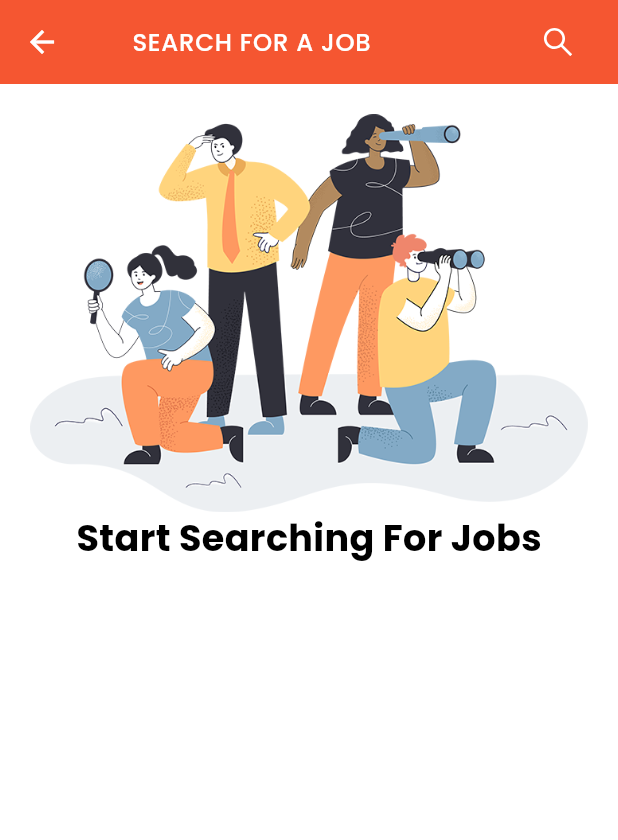
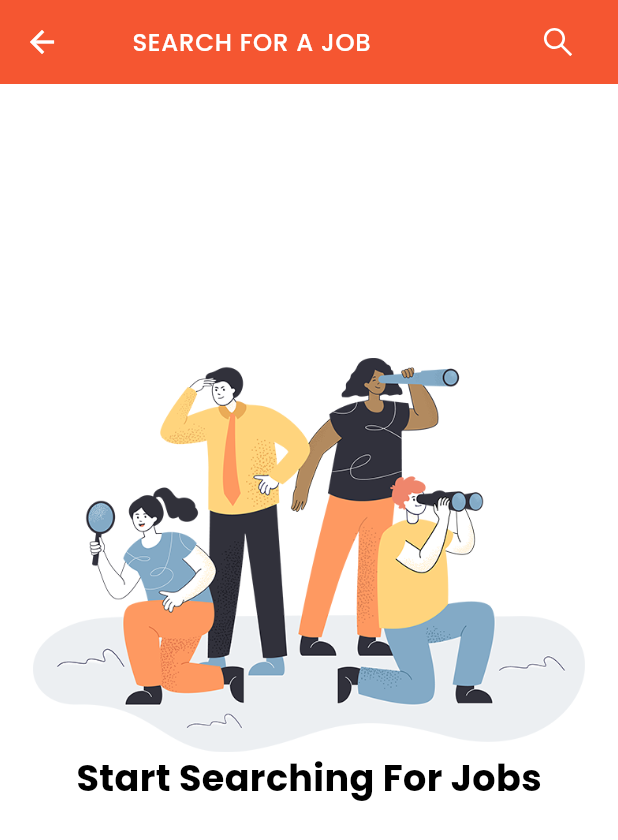
Before and after one commit to RiyaSingh245/JobHub, a Flutter app: the SearchPage screen opened directly, on a phone screen of 412 x 824 dp. Shown: the top 840 px of the screen. Run offline on Flutter 3.47's test engine with Material 3 defaults, Android fonts, the light colour scheme and no system bars; our stand-ins replace cached_network_image, flutter_screenutil, flutter_svg, flutter_vector_icons, flutter_zoom_drawer, get and 3 more; accounts and stored records are empty.

Commit message:
Set up the search page

```diff
--- a/lib/views/ui/search/searchpage.dart
+++ b/lib/views/ui/search/searchpage.dart
@@ -35,18 +35,26 @@
           ),
           elevation: 0,
       ),
-      body: Center(
-        child: Padding(
-          padding: EdgeInsets.all(20.h),
-          child: Column(
+      body: Padding(
+        padding: EdgeInsets.symmetric(horizontal: 20.w, vertical: 180.h),
+        child: Column(
             children: [
               Image.asset("assets/images/optimized_search.png"),
               ReusableText(text: "Start Searching For Jobs",
               style: appstyle(24, Color(kDark.value), FontWeight.bold)),
             ],
           ),
+      ),
+      /*body: Padding(
+        padding: EdgeInsets.all(40.h),
+        child: Column(
+          children: [
+            Image.asset("assets/images/optimized_search.png"),
+            ReusableText(text: "Start Searching For Jobs",
+            style: appstyle(24, Color(kDark.value), FontWeight.bold)),
+          ],
         ),
-      ),
+      ),*/
     );
   }
 }
```
